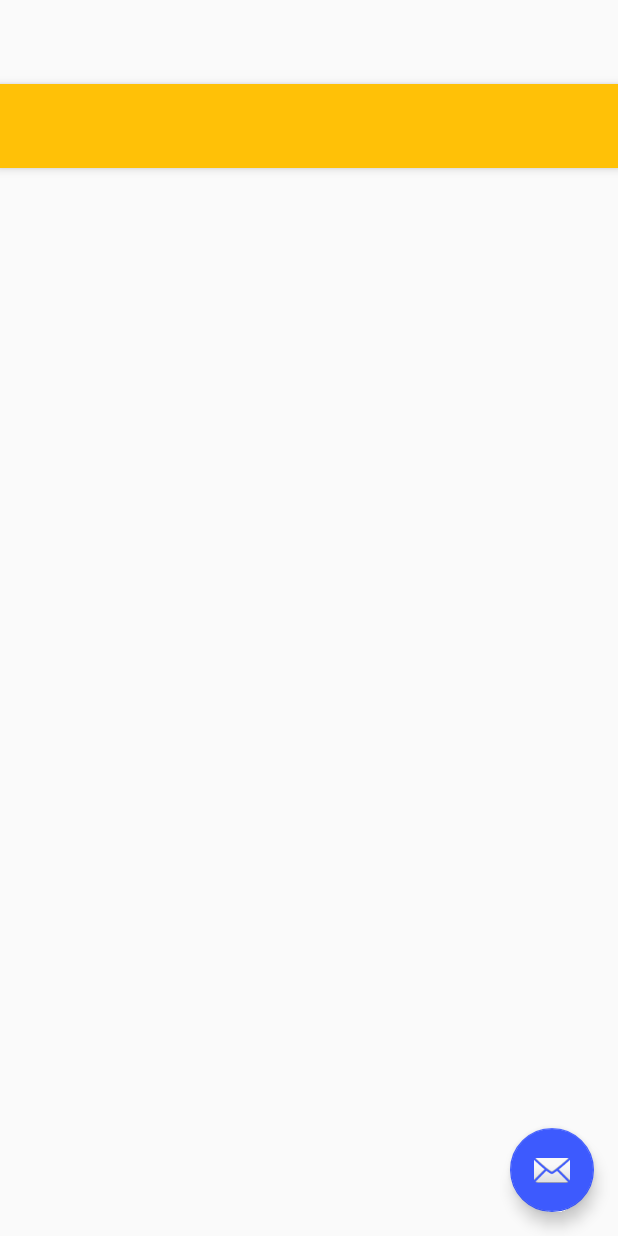
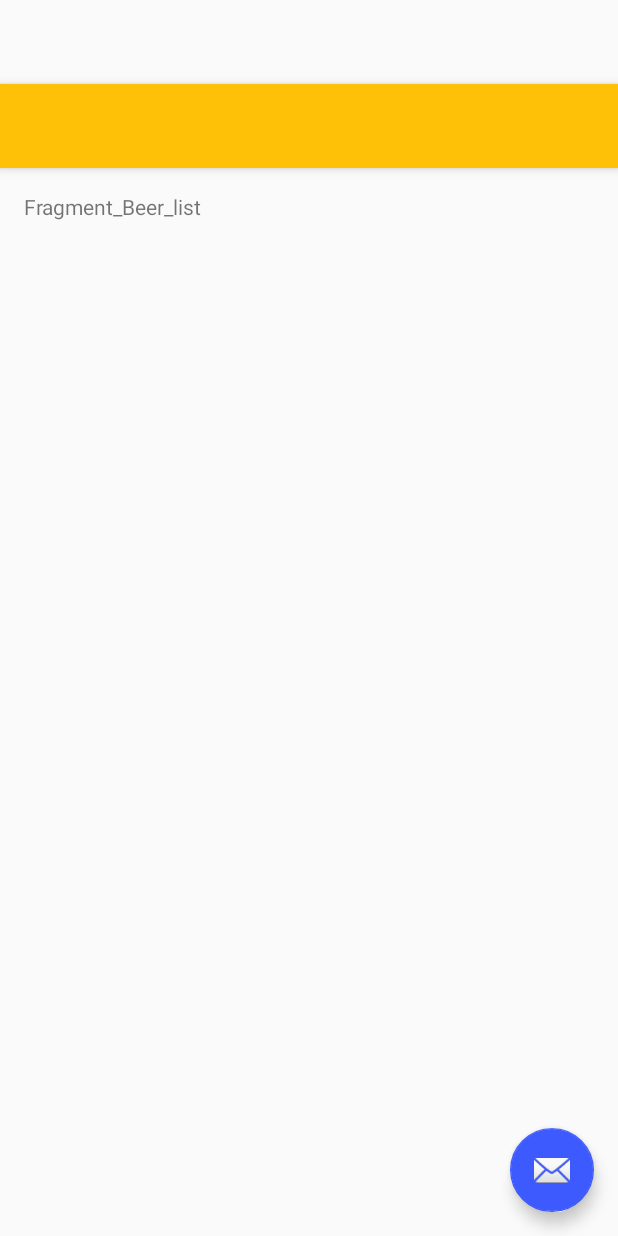
Before and after one commit to AleksanderSleszynski/HomeBrew-Journal, an Android app: the layout activity_beer_list.xml on its own in the app's theme, with its tools: preview values and no code run, on a phone screen of 412 x 824 dp. Run offline under Robolectric (Android 15) with nearby library versions, the phone set to English and light mode, and no system bars.

Commit message:
feat: Add BeerListAcitvity

```diff
--- a/app/src/main/java/com/example/julian/homebrewjournal/BeerListActivity.java
+++ b/app/src/main/java/com/example/julian/homebrewjournal/BeerListActivity.java
@@ -16,7 +16,7 @@ public class BeerListActivity extends AppCompatActivity {
         Toolbar toolbar = (Toolbar) findViewById(R.id.toolbar);
         setSupportActionBar(toolbar);
 
-       FloatingActionButton fab = (FloatingActionButton) findViewById(R.id.fab);
+        FloatingActionButton fab = (FloatingActionButton) findViewById(R.id.fab);
         fab.setOnClickListener(new View.OnClickListener() {
             @Override
             public void onClick(View view) {
--- a/app/src/main/java/com/example/julian/homebrewjournal/BeerListActivityFragment.java
+++ b/app/src/main/java/com/example/julian/homebrewjournal/BeerListActivityFragment.java
@@ -1,7 +1,7 @@
 package com.example.julian.homebrewjournal;
 
+import android.os.Bundle;
 import android.support.v4.app.Fragment;
-import android.os.Bundle;
 import android.view.LayoutInflater;
 import android.view.View;
 import android.view.ViewGroup;
@@ -16,7 +16,7 @@ public class BeerListActivityFragment extends Fragment {
 
     @Override
     public View onCreateView(LayoutInflater inflater, ViewGroup container,
-            Bundle savedInstanceState) {
+                             Bundle savedInstanceState) {
         return inflater.inflate(R.layout.fragment_beer_list, container, false);
     }
 }
--- a/app/src/main/res/layout/content_beer_list.xml
+++ b/app/src/main/res/layout/content_beer_list.xml
@@ -1,6 +1,6 @@
 <fragment xmlns:android="http://schemas.android.com/apk/res/android"
+    xmlns:app="http://schemas.android.com/apk/res-auto"
     xmlns:tools="http://schemas.android.com/tools"
-    xmlns:app="http://schemas.android.com/apk/res-auto"
     android:id="@+id/fragment"
     android:name="com.example.julian.homebrewjournal.BeerListActivityFragment"
     android:layout_width="match_parent"
--- a/app/src/main/res/layout/fragment_beer_list.xml
+++ b/app/src/main/res/layout/fragment_beer_list.xml
@@ -2,12 +2,17 @@
     xmlns:tools="http://schemas.android.com/tools"
     android:layout_width="match_parent"
     android:layout_height="match_parent"
+    android:paddingBottom="@dimen/activity_vertical_margin"
     android:paddingLeft="@dimen/activity_horizontal_margin"
     android:paddingRight="@dimen/activity_horizontal_margin"
     android:paddingTop="@dimen/activity_vertical_margin"
-    android:paddingBottom="@dimen/activity_vertical_margin"
-    tools:showIn="@layout/activity_beer_list"
-    tools:context="com.example.julian.homebrewjournal.BeerListActivityFragment">
+    tools:context="com.example.julian.homebrewjournal.BeerListActivityFragment"
+    tools:showIn="@layout/activity_beer_list">
+
+    <TextView
+        android:layout_width="match_parent"
+        android:layout_height="wrap_content"
+        android:text="Fragment_Beer_list"/>
 
 
 </RelativeLayout>
--- a/app/src/main/res/values/strings.xml
+++ b/app/src/main/res/values/strings.xml
@@ -2,4 +2,5 @@
     <string name="app_name">HomeBrew Journal</string>
     <string name="action_settings">Settings</string>
     <string name="basic_info_detail_textView">Basic Info</string>
+    <string name="title_activity_beer_list">BeerListActivity</string>
 </resources>
```
Also changed, not shown: app/src/main/AndroidManifest.xml (+10 -3 lines), app/src/main/res/layout/activity_beer_list.xml (+3 -4 lines), app/src/main/res/menu/menu_beer_list.xml (+4 -3 lines).
